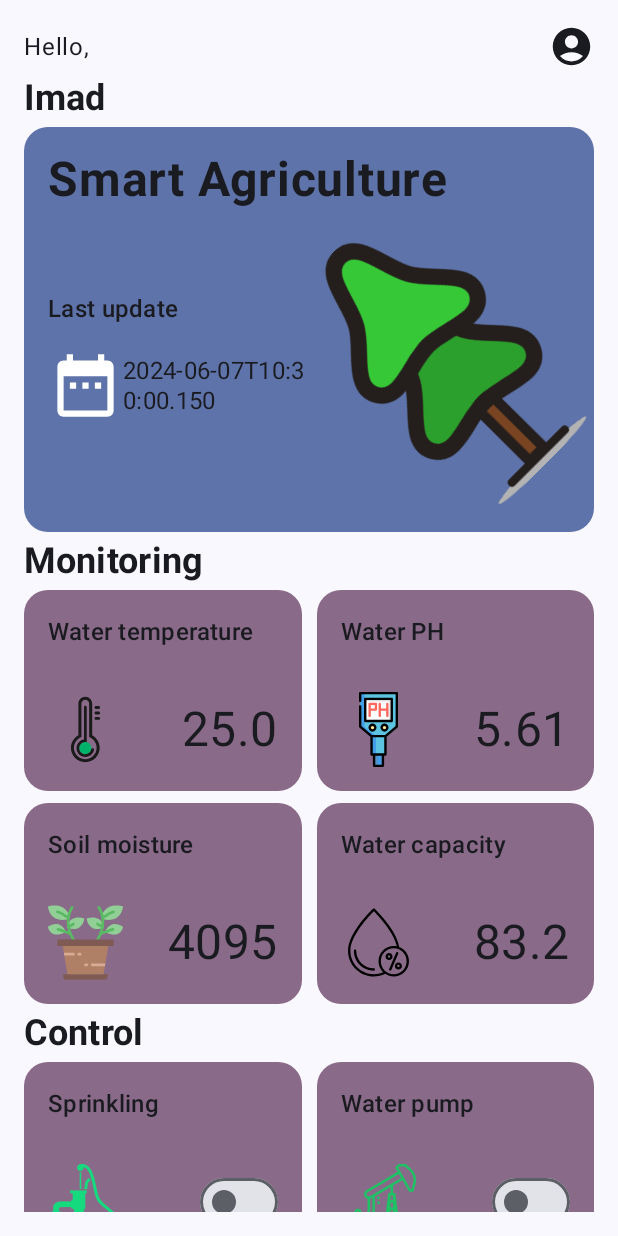
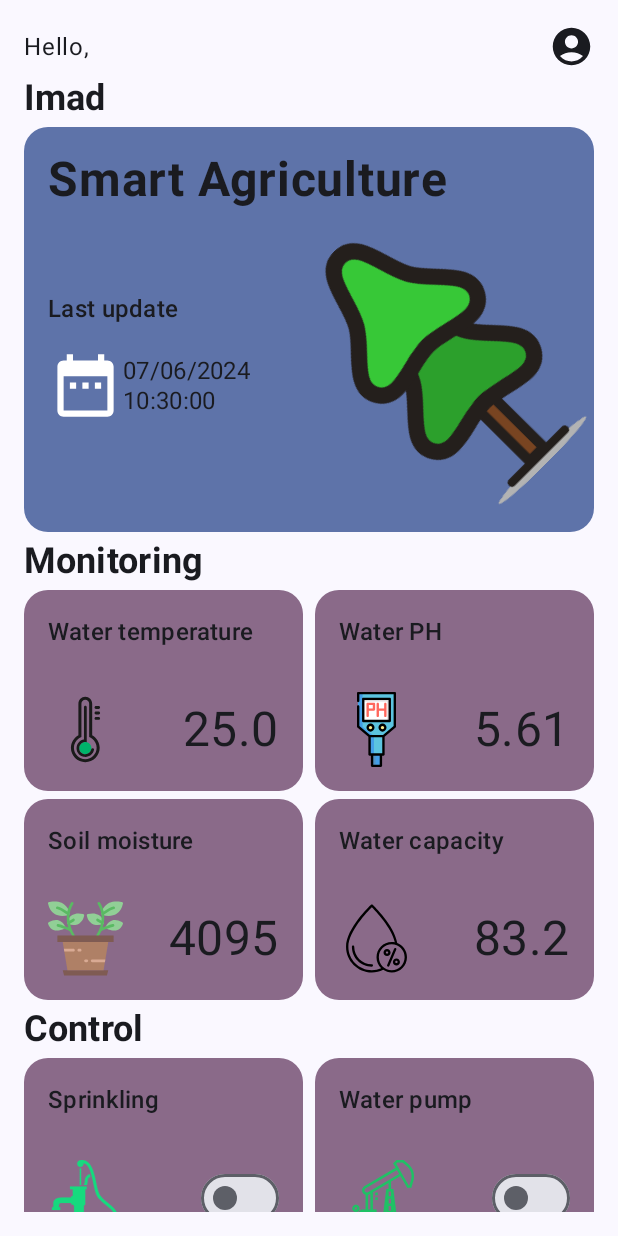
Before and after one commit to mussrabah/SmartAgricultureStartUpApp, an Android app built with Jetpack Compose: the screen it shows after launch (MainActivity), on a phone screen of 412 x 824 dp. Run offline under Robolectric (Android 15) with nearby library versions, the phone set to English and light mode, and no system bars; our stand-ins replace Dagger/Hilt's generated code; libraries missing offline, so code that uses them is left out: com.google.ar.sceneform.

Commit message:
Enhanced code

```diff
--- /dev/null
+++ b/app/src/main/java/com/muss_coding/smartagriculturestartupapp/di/AppModule.kt
@@ -0,0 +1,18 @@
+package com.muss_coding.smartagriculturestartupapp.di
+
+import com.muss_coding.smartagriculturestartupapp.onboarding.domain.use_case.GetDateUseCase
+import dagger.Module
+import dagger.Provides
+import dagger.hilt.InstallIn
+import dagger.hilt.components.SingletonComponent
+import javax.inject.Singleton
+
+@Module
+@InstallIn(SingletonComponent::class)
+object AppModule {
+    @Provides
+    @Singleton
+    fun provideGetDateUseCase(): GetDateUseCase {
+        return GetDateUseCase()
+    }
+}
--- /dev/null
+++ b/app/src/main/java/com/muss_coding/smartagriculturestartupapp/onboarding/domain/use_case/GetDateUseCase.kt
@@ -0,0 +1,13 @@
+package com.muss_coding.smartagriculturestartupapp.onboarding.domain.use_case
+
+import java.time.LocalDateTime
+import java.time.format.DateTimeFormatter
+
+class GetDateUseCase {
+    operator fun invoke(): String {
+        val currentDateTime = LocalDateTime.now()
+        val formatter = DateTimeFormatter.ofPattern("dd/MM/yyyy HH:mm:ss")
+        val formattedDateTime = currentDateTime.format(formatter)
+        return formattedDateTime
+    }
+}
--- a/app/src/main/java/com/muss_coding/smartagriculturestartupapp/onboarding/presentation/dashboard_screen/DashboardScreen.kt
+++ b/app/src/main/java/com/muss_coding/smartagriculturestartupapp/onboarding/presentation/dashboard_screen/DashboardScreen.kt
@@ -12,6 +12,8 @@ import androidx.compose.foundation.layout.size
 import androidx.compose.foundation.lazy.grid.GridCells
 import androidx.compose.foundation.lazy.grid.LazyVerticalGrid
 import androidx.compose.foundation.lazy.grid.itemsIndexed
+import androidx.compose.foundation.rememberScrollState
+import androidx.compose.foundation.verticalScroll
 import androidx.compose.material.icons.Icons
 import androidx.compose.material.icons.filled.AccountCircle
 import androidx.compose.material3.Button
@@ -24,6 +26,7 @@ import androidx.compose.runtime.mutableStateOf
 import androidx.compose.runtime.remember
 import androidx.compose.runtime.setValue
 import androidx.compose.ui.Alignment
+import androidx.compose.ui.Alignment.Companion.CenterHorizontally
 import androidx.compose.ui.Modifier
 import androidx.compose.ui.graphics.Color
 import androidx.compose.ui.res.painterResource
@@ -34,6 +37,7 @@ import androidx.compose.ui.unit.sp
 import androidx.hilt.navigation.compose.hiltViewModel
 import com.muss_coding.smartagriculturestartupapp.R
 import com.muss_coding.smartagriculturestartupapp.onboarding.presentation.dashboard_screen.components.ControlCard
+import com.muss_coding.smartagriculturestartupapp.onboarding.presentation.dashboard_screen.components.GridWithCards
 import com.muss_coding.smartagriculturestartupapp.onboarding.presentation.dashboard_screen.components.MainInfoCard
 import com.muss_coding.smartagriculturestartupapp.onboarding.presentation.dashboard_screen.components.MonitoringCard
 import com.muss_coding.smartagriculturestartupapp.onboarding.presentation.dashboard_screen.utils.controlParameters
@@ -51,7 +55,8 @@ fun DashboardScreen(
         modifier = modifier
             .fillMaxSize()
             .background(background)
-            .padding(16.dp),
+            .padding(16.dp)
+            .verticalScroll(state = rememberScrollState()),
         horizontalAlignment = Alignment.Start,
         verticalArrangement = Arrangement.spacedBy(5.dp)
     ) {
@@ -87,16 +92,18 @@ fun DashboardScreen(
             fontSize = 24.sp
         )
 
-        LazyVerticalGrid(
-            columns = GridCells.Fixed(2),
-            verticalArrangement = Arrangement.spacedBy(8.dp),
-            horizontalArrangement = Arrangement.spacedBy(10.dp)
-        ) {
-            itemsIndexed(monitoringParameters) { index, item ->
+        val sizePerRow = 2
+
+        GridWithCards(
+            sizePerRow = sizePerRow,
+            cards = monitoringParameters.mapIndexed()
+            { index, item ->
+                {
                     MonitoringCard(
+                        modifier = Modifier.weight(1f),
                         title = item.title,
                         icon = painterResource(id = item.icon),
-                    info = when(index) {
+                        info = when (index) {
                             0 -> state.waterTemperature
                             1 -> state.waterPh
                             2 -> state.soilMoisture
@@ -105,7 +112,9 @@ fun DashboardScreen(
                         }.toString()
                     )
                 }
-        }
+            },
+            state = state
+        )
 
         Text(
             text = stringResource(R.string.control),
@@ -114,27 +123,14 @@ fun DashboardScreen(
             fontSize = 24.sp
         )
 
-        var isItSelected by remember {
-            mutableStateOf(false)
-        }
 
-        var isSprinkling by remember {
-            mutableStateOf(false)
-        }
-        var isWaterPumping by remember {
-            mutableStateOf(false)
-        }
-        val sprinkling = "Sprinkling"
-        val watering = "Watering"
-
-        LazyVerticalGrid(
-            columns = GridCells.Fixed(2),
-            verticalArrangement = Arrangement.spacedBy(8.dp),
-            horizontalArrangement = Arrangement.spacedBy(10.dp)
-        ) {
-            itemsIndexed(controlParameters) { index, item ->
-                isItSelected = item.isItSelected
+        GridWithCards(
+            sizePerRow = sizePerRow,
+            cards = controlParameters.mapIndexed()
+            {index, item ->
+                {
                     ControlCard(
+                        modifier = Modifier.weight(1f),
                         title = item.title,
                         icon = painterResource(id = item.icon),
                         isItSelected = when(index) {
@@ -143,30 +139,21 @@ fun DashboardScreen(
                             else -> false
                         }
                     ) {
-                    //controlParameters[index] = item.copy(isItSelected = it)
-                    //isItSelected = it
                         viewModel.onEvent(DashboardEvents.OnUpdateControlToggle(index, it))
-                    when(index) {
-                        0 -> {
-                            isSprinkling = it
                     }
-                        1 -> {
-                            isWaterPumping = it
+                }
+            },
+            state = state
+        )
+        AnimatedVisibility(state.isSprinklingChecked) {
+            Button(onClick = { /*TODO*/ }, modifier = Modifier.fillMaxWidth()) {
+                Text(text = "Sprinkling")
+            }
+        }
+        AnimatedVisibility(state.isWateringChecked) {
+            Button(onClick = { /*TODO*/ }, modifier = Modifier.fillMaxWidth()) {
+                Text(text = "Watering")
             }
         }
     }
 }
-
-        }
-        AnimatedVisibility(isSprinkling) {
-            Button(onClick = { /*TODO*/ }, modifier = Modifier.fillMaxWidth()) {
-                Text(text = sprinkling)
-            }
-        }
-        AnimatedVisibility(isWaterPumping) {
-            Button(onClick = { /*TODO*/ }, modifier = Modifier.fillMaxWidth()) {
-                Text(text = watering)
-            }
-        }
-    }
-}
--- a/app/src/main/java/com/muss_coding/smartagriculturestartupapp/onboarding/presentation/dashboard_screen/DashboardState.kt
+++ b/app/src/main/java/com/muss_coding/smartagriculturestartupapp/onboarding/presentation/dashboard_screen/DashboardState.kt
@@ -4,7 +4,7 @@ import java.time.LocalDateTime
 
 data class DashboardState(
     val userName: String,
-    val lastUpdated: LocalDateTime = LocalDateTime.now(),
+    val lastUpdated: String,
     val waterTemperature: Double = 25.0,
     val waterPh: Double = 5.61,
     val waterLevel: Double = 83.2,
--- a/app/src/main/java/com/muss_coding/smartagriculturestartupapp/onboarding/presentation/dashboard_screen/DashboardViewModel.kt
+++ b/app/src/main/java/com/muss_coding/smartagriculturestartupapp/onboarding/presentation/dashboard_screen/DashboardViewModel.kt
@@ -5,15 +5,16 @@ import androidx.compose.runtime.mutableStateOf
 import androidx.compose.runtime.setValue
 import androidx.lifecycle.ViewModel
 import androidx.lifecycle.viewModelScope
+import com.muss_coding.smartagriculturestartupapp.onboarding.domain.use_case.GetDateUseCase
 import dagger.hilt.android.lifecycle.HiltViewModel
 import kotlinx.coroutines.launch
-import java.time.LocalDateTime
 import javax.inject.Inject
 
 @HiltViewModel
-class DashboardViewModel @Inject constructor(): ViewModel() {
-    private val lastUpdated = LocalDateTime.now()
-    var state by mutableStateOf(DashboardState(userName = "Imad"))
+class DashboardViewModel @Inject constructor(
+    private val getDateUseCase: GetDateUseCase
+): ViewModel() {
+    var state by mutableStateOf(DashboardState(userName = "Imad", lastUpdated = getDateUseCase()))
 
     /*private val _uiEvent = Channel<UiEvent>()
     val uiEvent = _uiEvent.receiveAsFlow()*/
--- /dev/null
+++ b/app/src/main/java/com/muss_coding/smartagriculturestartupapp/onboarding/presentation/dashboard_screen/components/GridWithCards.kt
@@ -0,0 +1,46 @@
+package com.muss_coding.smartagriculturestartupapp.onboarding.presentation.dashboard_screen.components
+
+import androidx.compose.foundation.layout.Arrangement
+import androidx.compose.foundation.layout.Row
+import androidx.compose.foundation.layout.fillMaxWidth
+import androidx.compose.runtime.Composable
+import androidx.compose.ui.Modifier
+import androidx.compose.ui.res.painterResource
+import androidx.compose.ui.unit.dp
+import com.muss_coding.smartagriculturestartupapp.onboarding.presentation.dashboard_screen.DashboardState
+import com.muss_coding.smartagriculturestartupapp.onboarding.presentation.dashboard_screen.utils.monitoringParameters
+
+@Composable
+fun GridWithCards(
+    modifier: Modifier = Modifier,
+    sizePerRow: Int,
+    cards: List<@Composable () -> Unit>,
+    state: DashboardState
+) {
+    val numberOfRows = cards.size / sizePerRow
+    val remainingItems = cards.size % sizePerRow
+
+    for (row in 0 until numberOfRows) {
+        println("row is: $row")
+        Row(
+            modifier = Modifier.fillMaxWidth(),
+            horizontalArrangement = Arrangement.spacedBy(8.dp)
+        ) {
+            for (column in 0 until sizePerRow) {
+                val index = row * sizePerRow + column
+                cards[index]()
+            }
+        }
+    }
+
+    if (remainingItems > 0) {
+        Row(
+            modifier = Modifier.fillMaxWidth(),
+            horizontalArrangement = Arrangement.spacedBy(8.dp)
+        ) {
+            for (index in cards.size - remainingItems until cards.size) {
+                cards[index]()
+            }
+        }
+    }
+}
```
Lines whose indentation alone changed are shown as unchanged.
